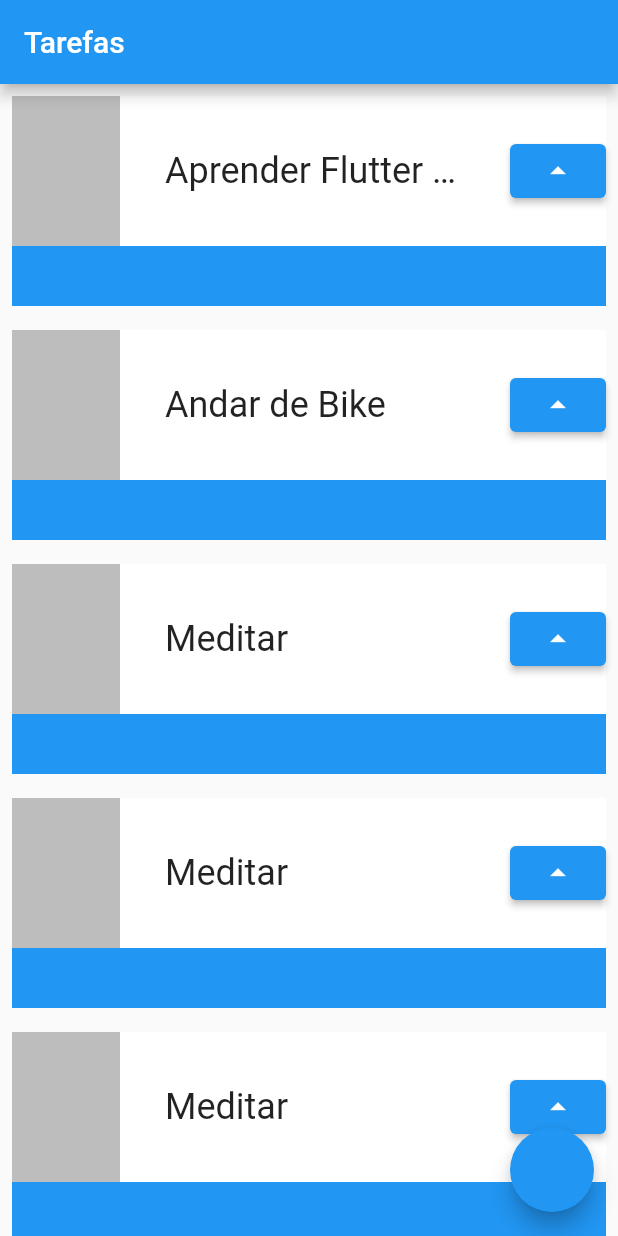
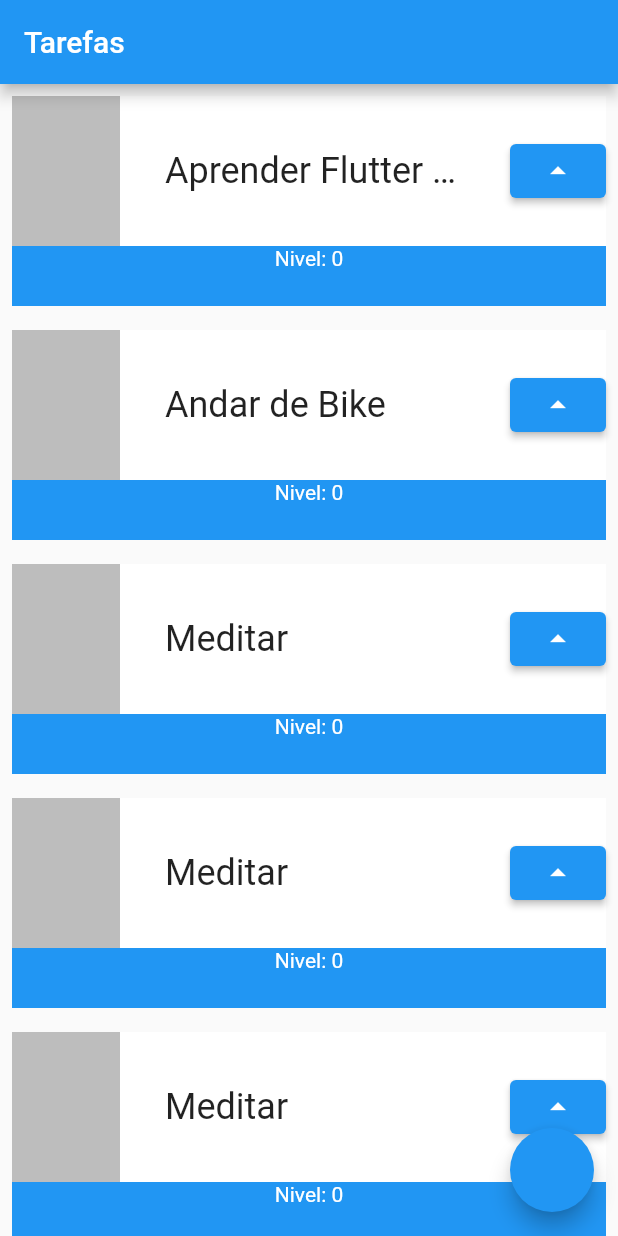
Before and after one commit to fercguerra/app_alura, a Flutter app: the screen it shows after launch, on a phone screen of 412 x 824 dp. Run offline on Flutter 3.47's test engine with Material 2 defaults, Android fonts, the phone set to English and light mode, and no system bars.

```diff
--- a/lib/main.dart
+++ b/lib/main.dart
@@ -40,10 +40,16 @@ class MyApp extends StatelessWidget {
   }
 }
 
-class Task extends StatelessWidget {
+class Task extends StatefulWidget {
   final String nome;
   const Task(this.nome, {Key? key}) : super(key: key);
 
+  @override
+  State<Task> createState() => _TaskState();
+}
+
+class _TaskState extends State<Task> {
+  int nivel = 0;
   @override
   Widget build(BuildContext context) {
     return Padding(
@@ -55,6 +61,8 @@ class Task extends StatelessWidget {
               color: Colors.blue,
               height: 140,
             ),
+            Column(
+              children: [
                 Container(
                   color: Colors.white,
                   height: 100,
@@ -69,7 +77,7 @@ class Task extends StatelessWidget {
                       Container(
                         width: 200,
                         child: Text(
-                      nome,
+                          widget.nome,
                           style: TextStyle(
                             fontSize: 24,
                             overflow: TextOverflow.ellipsis,
@@ -77,9 +85,22 @@ class Task extends StatelessWidget {
                         ),
                       ),
                       ElevatedButton(
-                      onPressed: () {}, child: Icon(Icons.arrow_drop_up)),
+                          onPressed: () {
+                            setState(() {
+                              nivel++;
+                            });
+
+                            print(nivel);
+                          },
+                          child: Icon(Icons.arrow_drop_up)),
                     ],
                   ),
+                ),
+                Text(
+                  'Nivel: $nivel',
+                  style: TextStyle(color: Colors.white),
+                ),
+              ],
             ),
           ],
         ),
```
Lines whose indentation alone changed are shown as unchanged.
